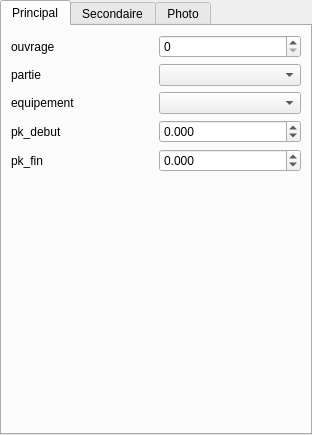
First picture: the form in Lamia/toolprepro/vnf/lamiavnf_equipement_tool_ui.ui, repository Artelia/Lamia, before the edit.
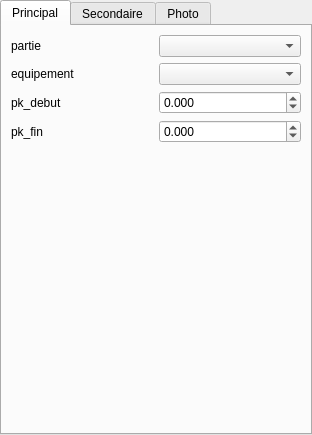
Second picture: the form after the edit.

```diff
--- a/Lamia/toolprepro/vnf/lamiavnf_equipement_tool_ui.ui
+++ b/Lamia/toolprepro/vnf/lamiavnf_equipement_tool_ui.ui
@@ -27,51 +27,41 @@
        <string>Principal</string>
       </attribute>
       <layout class="QGridLayout" name="gridLayout_2">
-       <item row="7" column="0">
+       <item row="6" column="0">
         <widget class="QLabel" name="label_6">
          <property name="text">
           <string>pk_fin</string>
          </property>
         </widget>
        </item>
-       <item row="0" column="0">
-        <widget class="QLabel" name="label_12">
-         <property name="text">
-          <string>ouvrage</string>
-         </property>
-        </widget>
-       </item>
-       <item row="6" column="0">
+       <item row="5" column="0">
         <widget class="QLabel" name="label_5">
          <property name="text">
           <string>pk_debut</string>
          </property>
         </widget>
        </item>
-       <item row="2" column="0">
+       <item row="1" column="0">
         <widget class="QLabel" name="label_13">
          <property name="text">
           <string>partie</string>
          </property>
         </widget>
        </item>
-       <item row="0" column="1">
-        <widget class="QSpinBox" name="spinBox_ouvrage"/>
-       </item>
-       <item row="2" column="1">
+       <item row="1" column="1">
         <widget class="QComboBox" name="comboBox_partie"/>
        </item>
-       <item row="3" column="1">
+       <item row="2" column="1">
         <widget class="QComboBox" name="comboBox_equipement"/>
        </item>
-       <item row="3" column="0">
+       <item row="2" column="0">
         <widget class="QLabel" name="label">
          <property name="text">
           <string>equipement</string>
          </property>
         </widget>
        </item>
-       <item row="8" column="0">
+       <item row="7" column="0">
         <spacer name="verticalSpacer">
          <property name="orientation">
           <enum>Qt::Vertical</enum>
@@ -84,7 +74,7 @@
          </property>
         </spacer>
        </item>
-       <item row="6" column="1">
+       <item row="5" column="1">
         <widget class="QDoubleSpinBox" name="doubleSpinBox_pk_debut">
          <property name="decimals">
           <number>3</number>
@@ -97,7 +87,7 @@
          </property>
         </widget>
        </item>
-       <item row="7" column="1">
+       <item row="6" column="1">
         <widget class="QDoubleSpinBox" name="doubleSpinBox_pk_fin">
          <property name="decimals">
           <number>3</number>
```
